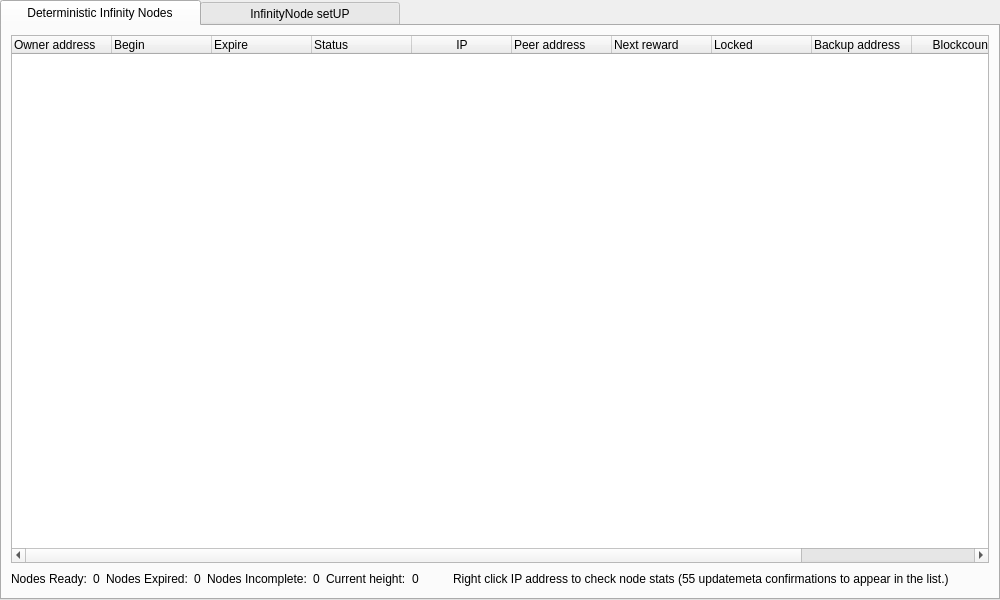
Old version of the form src/qt/forms/masternodelist.ui in the repository hardwarewise/SIN-core.
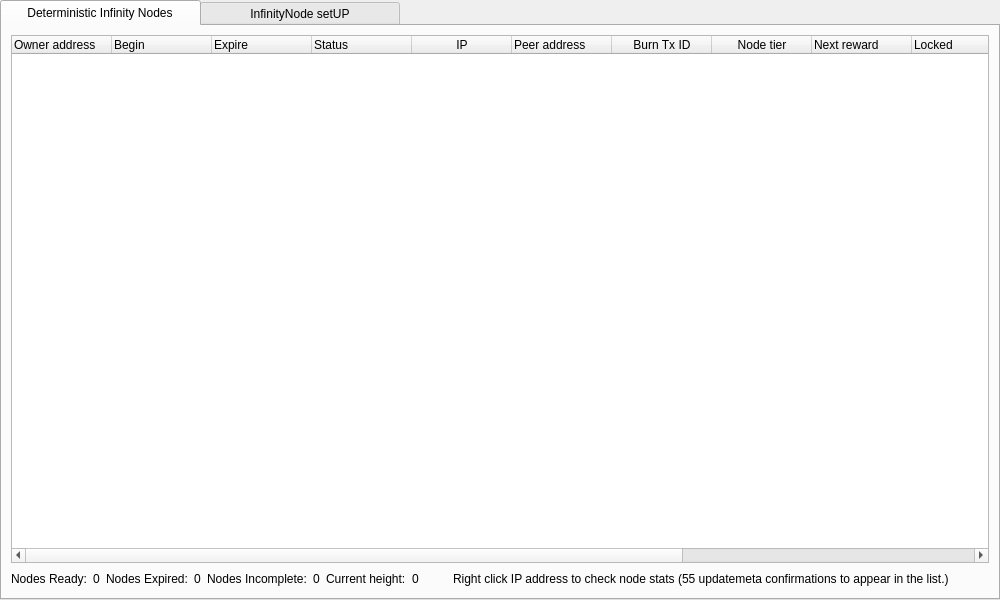
New version of the form. Icons and pictures are not drawn.

Commit message: [nodeSetup] add burnTx and node tier to DIN list

The edit to the form file:
```diff
--- a/src/qt/forms/masternodelist.ui
+++ b/src/qt/forms/masternodelist.ui
@@ -123,6 +123,16 @@
              <set>AlignLeading|AlignVCenter</set>
             </property>
            </column>
+           <column>
+            <property name="text">
+             <string>Burn Tx ID</string>
+            </property>
+           </column>
+           <column>
+            <property name="text">
+             <string>Node tier</string>
+            </property>
+           </column>
            <column>
             <property name="text">
              <string>Next reward</string>
```
The commit also changes 2 other files.
